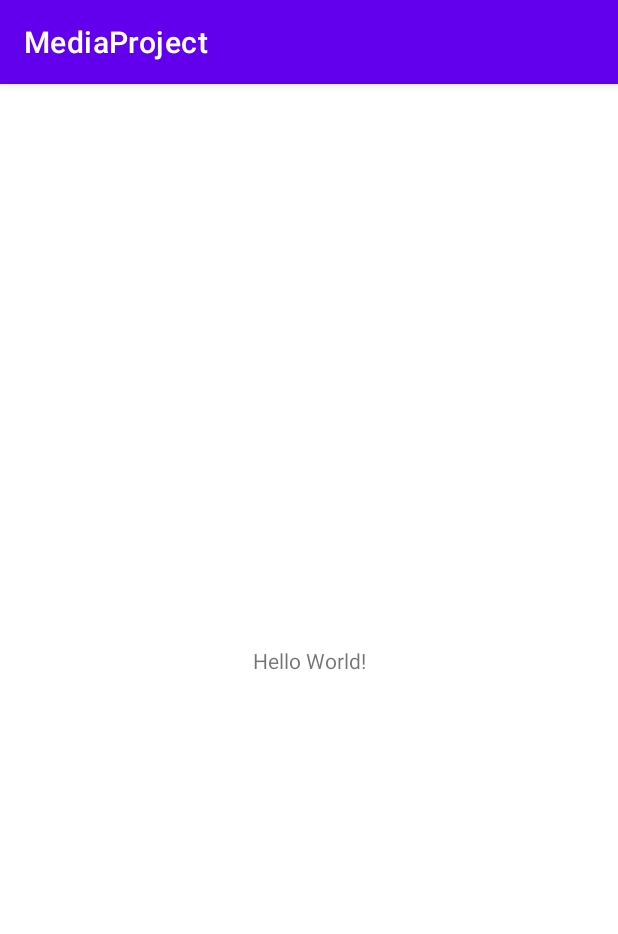
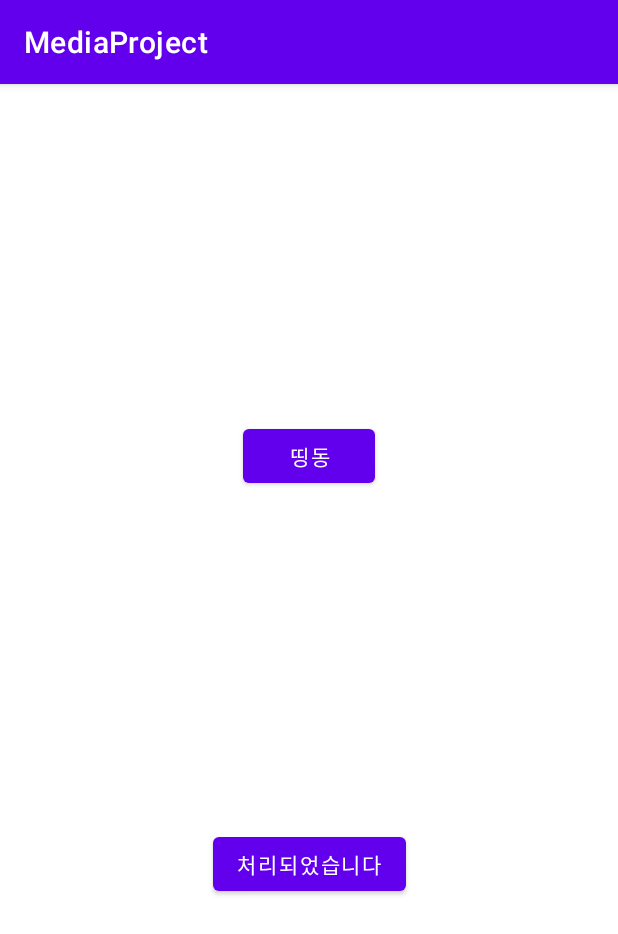
Before and after one commit to rlwhd0716/tistory_library, an Android app: the screen it shows after launch (MainActivity), on a phone screen of 412 x 824 dp. Shown: the top 934 px of the screen. Run offline under Robolectric (Android 15) with nearby library versions, the light colour scheme and no system bars.

Commit message:
example media player

```diff
--- a/Android/MediaProject/app/src/main/java/kr/go/cw/mediaproject/MainActivity.kt
+++ b/Android/MediaProject/app/src/main/java/kr/go/cw/mediaproject/MainActivity.kt
@@ -2,10 +2,22 @@ package kr.go.cw.mediaproject
 
 import androidx.appcompat.app.AppCompatActivity
 import android.os.Bundle
+import android.widget.Button
 
 class MainActivity : AppCompatActivity() {
     override fun onCreate(savedInstanceState: Bundle?) {
         super.onCreate(savedInstanceState)
         setContentView(R.layout.activity_main)
+
+        findViewById<Button>(R.id.button1).setOnClickListener {
+            SoundPlay.soundStart(SoundPlay.SOUND_ALARM, this@MainActivity)
+                .setOnCompletionListener {
+                    it.release()
+                }
+        }
+
+        findViewById<Button>(R.id.button2).setOnClickListener {
+            SoundPlay.soundYesPlay(this@MainActivity)
+        }
     }
 }
--- a/Android/MediaProject/app/src/main/res/layout/activity_main.xml
+++ b/Android/MediaProject/app/src/main/res/layout/activity_main.xml
@@ -6,13 +6,23 @@
     android:layout_height="match_parent"
     tools:context=".MainActivity">
 
-    <TextView
+    <Button
+        android:id="@+id/button1"
         android:layout_width="wrap_content"
         android:layout_height="wrap_content"
-        android:text="Hello World!"
-        app:layout_constraintBottom_toBottomOf="parent"
+        android:text="띵동"
+        app:layout_constraintBottom_toTopOf="@+id/button2"
         app:layout_constraintEnd_toEndOf="parent"
         app:layout_constraintStart_toStartOf="parent"
         app:layout_constraintTop_toTopOf="parent" />
 
+    <Button
+        android:id="@+id/button2"
+        android:layout_width="wrap_content"
+        android:layout_height="wrap_content"
+        android:text="처리되었습니다"
+        app:layout_constraintTop_toBottomOf="@id/button1"
+        app:layout_constraintBottom_toBottomOf="parent"
+        app:layout_constraintEnd_toEndOf="parent"
+        app:layout_constraintStart_toStartOf="parent" />
 </androidx.constraintlayout.widget.ConstraintLayout>
```
Also changed, not shown: Android/MediaProject/app/src/main/java/kr/go/cw/mediaproject/SoundPlay.kt (added, +73 -0 lines), 2 other files.
